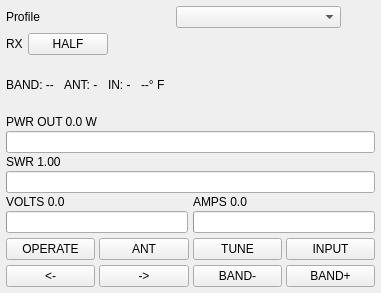
Old version of the form ui/AmplifierWidget.ui in the repository aa5sh/QLog.
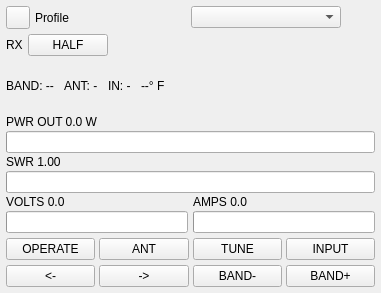
New version of the form.

Commit message: Move SteppIR and amplifier connection controls into widgets

What changed in the file:
```diff
--- a/ui/AmplifierWidget.ui
+++ b/ui/AmplifierWidget.ui
@@ -34,6 +34,28 @@
    </property>
    <item>
     <layout class="QHBoxLayout" name="profileLayout">
+     <item>
+      <widget class="QToolButton" name="connectButton">
+       <property name="sizePolicy">
+        <sizepolicy hsizetype="Fixed" vsizetype="Preferred">
+         <horstretch>0</horstretch>
+         <verstretch>0</verstretch>
+        </sizepolicy>
+       </property>
+       <property name="maximumSize">
+        <size>
+         <width>24</width>
+         <height>100</height>
+        </size>
+       </property>
+       <property name="focusPolicy">
+        <enum>Qt::ClickFocus</enum>
+       </property>
+       <property name="toolButtonStyle">
+        <enum>Qt::ToolButtonIconOnly</enum>
+       </property>
+      </widget>
+     </item>
      <item>
       <widget class="QLabel" name="profileLabel">
        <property name="text">
```
The commit also changes 8 other files.
